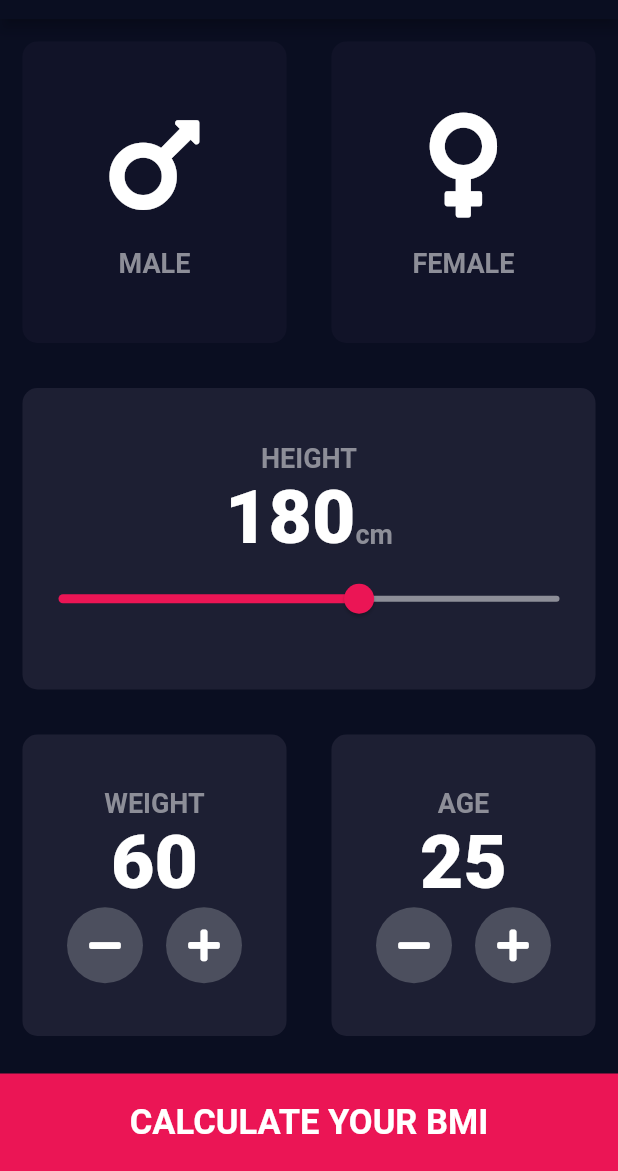
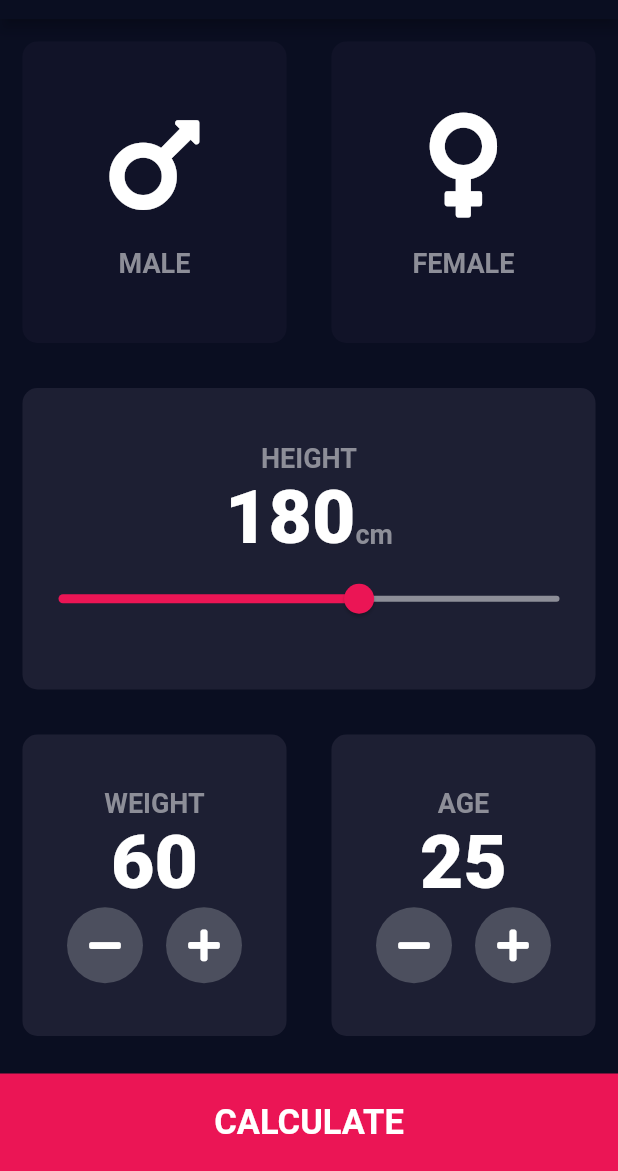
Before and after one commit to chauhan2b/bmi_calculator, a Flutter app: the screen it shows after launch, on a phone screen of 412 x 824 dp, the part 65-1236 px from its top. Run offline on Flutter 3.47's test engine with Material 2 defaults, Android fonts, the phone set to English and light mode, and no system bars; our stand-ins replace font_awesome_flutter.

Commit message:
refactored entire code

```diff
--- /dev/null
+++ b/lib/components/bottom_button.dart
@@ -0,0 +1,29 @@
+import 'package:flutter/material.dart';
+
+import '../constants.dart';
+
+class BottomButton extends StatelessWidget {
+  BottomButton({@required this.onTap, @required this.buttonTitle});
+
+  final Function onTap;
+  final String buttonTitle;
+
+  @override
+  Widget build(BuildContext context) {
+    return GestureDetector(
+      onTap: onTap,
+      child: Container(
+        child: Center(
+          child: Text(
+            buttonTitle,
+            style: kLargeButtonTextStyle,
+          ),
+        ),
+        color: kBottomContainerColor,
+        margin: EdgeInsets.only(top: 10.0),
+        width: double.infinity,
+        height: kBottomContainerHeight,
+      ),
+    );
+  }
+}
--- a/lib/icon_content.dart
+++ b/lib/components/icon_content.dart
@@ -1,6 +1,6 @@
 import 'package:flutter/material.dart';
 
-import './constants.dart';
+import '../constants.dart';
 
 class IconContent extends StatelessWidget {
   IconContent({this.gender, this.icon});
--- a/lib/main.dart
+++ b/lib/main.dart
@@ -1,6 +1,6 @@
 import 'package:flutter/material.dart';
 
-import './input_page.dart';
+import 'screens/input_page.dart';
 
 void main() => runApp(BMICalculator());
 
--- a/lib/input_page.dart
+++ b/lib/screens/input_page.dart
@@ -1,11 +1,12 @@
 import 'package:flutter/material.dart';
 import 'package:font_awesome_flutter/font_awesome_flutter.dart';
 
-import './icon_content.dart';
-import './reusable_card.dart';
-import './constants.dart';
-import './icon_button.dart';
+import '../components/icon_content.dart';
+import '../components/reusable_card.dart';
+import '../constants.dart';
+import '../components/icon_button.dart';
 import './results_page.dart';
+import '../components/bottom_button.dart';
 
 enum Gender { male, female }
 
@@ -203,23 +204,12 @@ class _InputPageState extends State<InputPage> {
                 ],
               ),
             ),
-            GestureDetector(
+            BottomButton(
+              buttonTitle: 'CALCULATE',
               onTap: () {
                 Navigator.push(context,
                     MaterialPageRoute(builder: (context) => ResultsPage()));
               },
-              child: Container(
-                child: Center(
-                  child: Text(
-                    'CALCULATE YOUR BMI',
-                    style: kLargeButtonTextStyle,
-                  ),
-                ),
-                color: kBottomContainerColor,
-                margin: EdgeInsets.only(top: 10.0),
-                width: double.infinity,
-                height: kBottomContainerHeight,
-              ),
             ),
           ],
         ),
--- a/lib/results_page.dart
+++ b/lib/screens/results_page.dart
@@ -1,7 +1,7 @@
-import 'package:bmi_calculator/reusable_card.dart';
+import 'package:bmi_calculator/components/reusable_card.dart';
 import 'package:flutter/material.dart';
 
-import './constants.dart';
+import '../constants.dart';
 
 class ResultsPage extends StatelessWidget {
   @override
```
Also changed, not shown: lib/components/icon_button.dart (renamed from lib/icon_button.dart), lib/components/reusable_card.dart (renamed from lib/reusable_card.dart).
